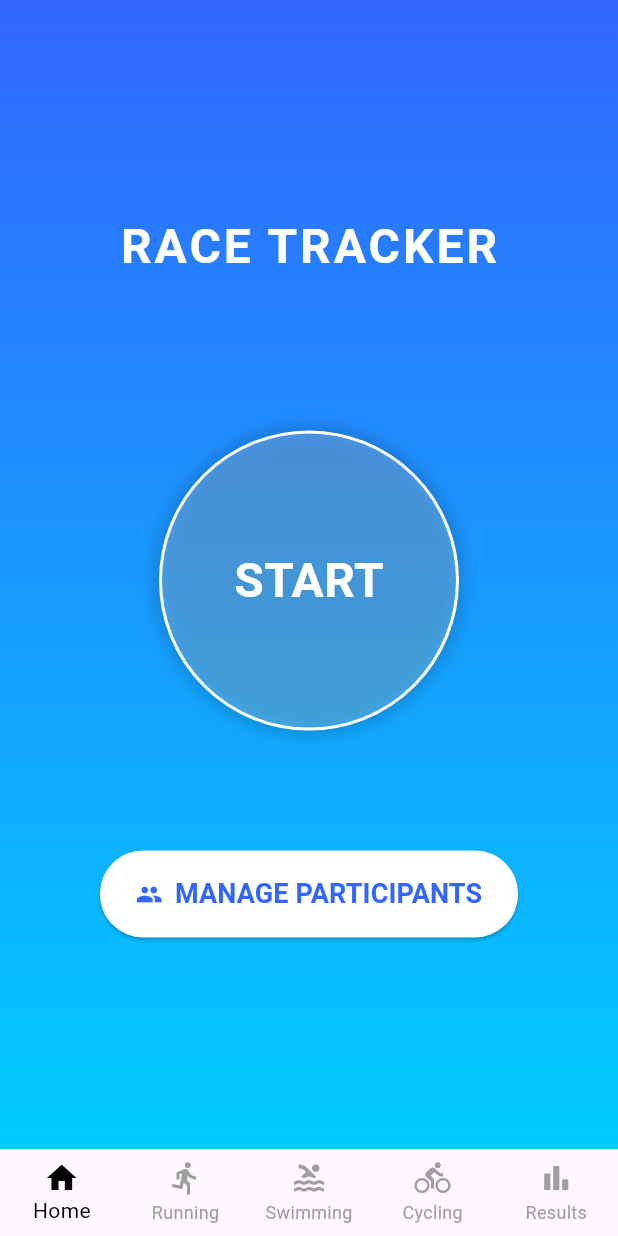
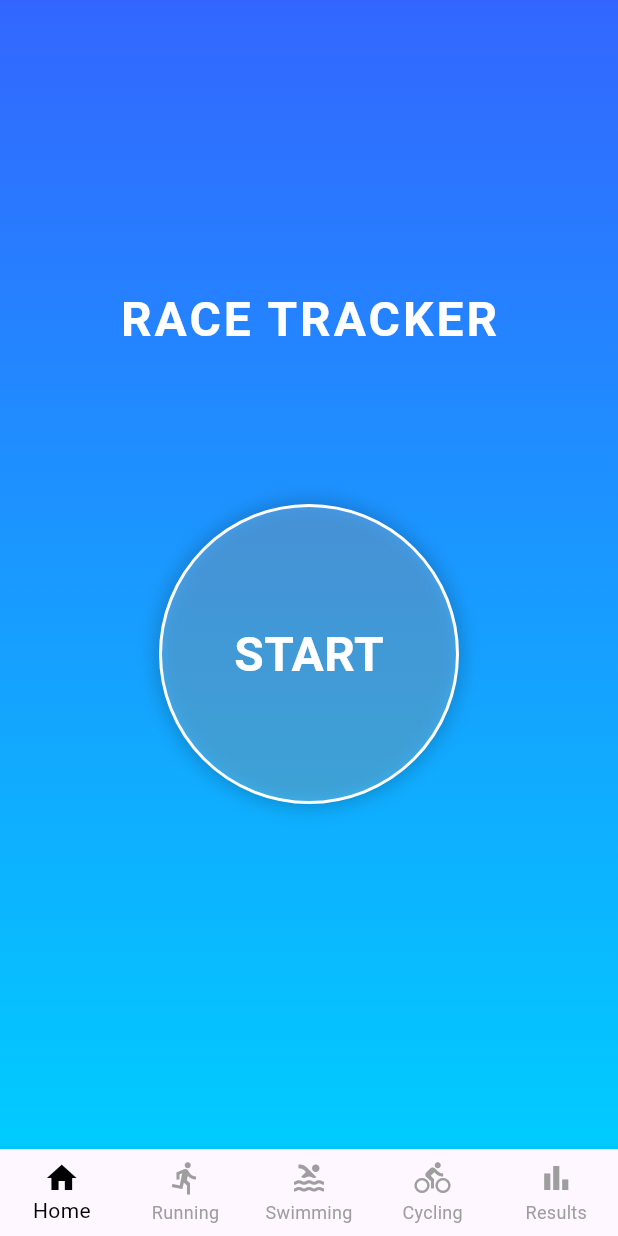
Before and after one commit to Soksan369/flutter_race_tracking_group16, a Flutter app: the screen it shows after launch, on a phone screen of 412 x 824 dp. Run offline on Flutter 3.47's test engine with Material 3 defaults, Android fonts, the light colour scheme and no system bars; our stand-ins replace firebase_core, firebase_database; accounts and stored records are empty.

Commit message:
refactor: remove manage participants button from home screen

```diff
--- a/lib/presentation/pages/home/home_screen.dart
+++ b/lib/presentation/pages/home/home_screen.dart
@@ -224,31 +224,6 @@ class _HomeScreenState extends State<HomeScreen> {
                     ),
                   ),
                 ),
-
-              const SizedBox(height: 40),
-
-              // Manage button - text button with icon
-              ElevatedButton.icon(
-                onPressed: () =>
-                    Navigator.pushNamed(context, '/list_participants'),
-                icon: const Icon(Icons.people),
-                label: const Text(
-                  'MANAGE PARTICIPANTS',
-                  style: TextStyle(
-                    fontSize: 18,
-                    fontWeight: FontWeight.bold,
-                  ),
-                ),
-                style: ElevatedButton.styleFrom(
-                  backgroundColor: Colors.white,
-                  foregroundColor: const Color(0xFF3366FF),
-                  padding:
-                      const EdgeInsets.symmetric(horizontal: 24, vertical: 16),
-                  shape: RoundedRectangleBorder(
-                    borderRadius: BorderRadius.circular(30),
-                  ),
-                ),
-              ),
             ],
           ),
         ),
```
Also changed, not shown: 4 other files.
